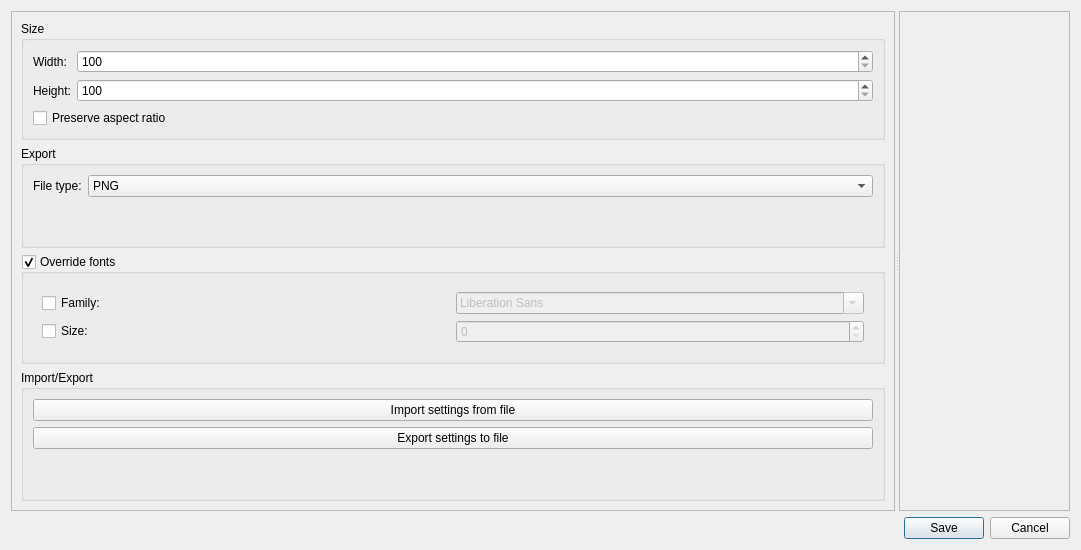
First picture: the form in mountainview/src/core/exportpreviewwidget.ui, repository zhikai-liu/mountainlab, before the edit.
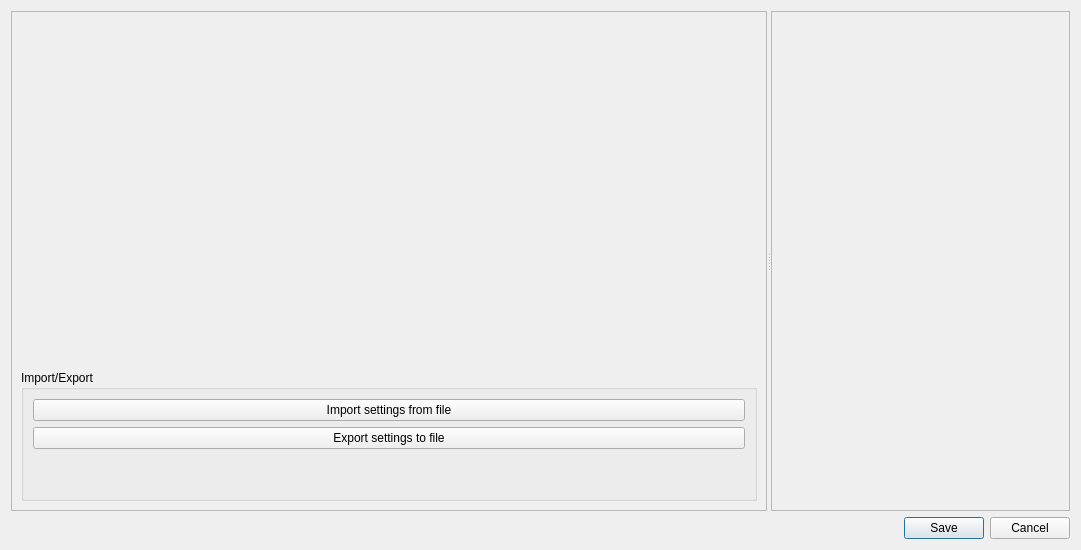
Second picture: the form after the edit. Custom widgets are drawn as their Qt base class.

Commit message: Add QtPropertyBrowser to project

The edit to the form file:
```diff
--- a/mountainview/src/core/exportpreviewwidget.ui
+++ b/mountainview/src/core/exportpreviewwidget.ui
@@ -40,8 +40,8 @@
         <rect>
          <x>0</x>
          <y>0</y>
-         <width>866</width>
-         <height>501</height>
+         <width>880</width>
+         <height>499</height>
         </rect>
        </property>
        <property name="sizePolicy">
@@ -52,155 +52,7 @@
        </property>
        <layout class="QVBoxLayout" name="verticalLayout">
         <item>
-         <widget class="QGroupBox" name="groupBox">
-          <property name="sizePolicy">
-           <sizepolicy hsizetype="Preferred" vsizetype="Fixed">
-            <horstretch>0</horstretch>
-            <verstretch>0</verstretch>
-           </sizepolicy>
-          </property>
-          <property name="title">
-           <string>Size</string>
-          </property>
-          <layout class="QFormLayout" name="formLayout_2">
-           <item row="0" column="0">
-            <widget class="QLabel" name="label">
-             <property name="text">
-              <string>Width:</string>
-             </property>
-            </widget>
-           </item>
-           <item row="0" column="1">
-            <widget class="QSpinBox" name="width">
-             <property name="minimum">
-              <number>100</number>
-             </property>
-             <property name="maximum">
-              <number>999999</number>
-             </property>
-            </widget>
-           </item>
-           <item row="1" column="0">
-            <widget class="QLabel" name="label_2">
-             <property name="text">
-              <string>Height:</string>
-             </property>
-            </widget>
-           </item>
-           <item row="1" column="1">
-            <widget class="QSpinBox" name="height">
-             <property name="minimum">
-              <number>100</number>
-             </property>
-             <property name="maximum">
-              <number>999999</number>
-             </property>
-            </widget>
-           </item>
-           <item row="2" column="0" colspan="2">
-            <widget class="QCheckBox" name="aspect">
-             <property name="text">
-              <string>Preserve aspect ratio</string>
-             </property>
-            </widget>
-           </item>
-          </layout>
-         </widget>
-        </item>
-        <item>
-         <widget class="QGroupBox" name="groupBox_2">
-          <property name="title">
-           <string>Export</string>
-          </property>
-          <layout class="QFormLayout" name="formLayout">
-           <item row="0" column="0">
-            <widget class="QLabel" name="label_3">
-             <property name="text">
-              <string>File type:</string>
-             </property>
-            </widget>
-           </item>
-           <item row="0" column="1">
-            <widget class="QComboBox" name="fileType">
-             <item>
-              <property name="text">
-               <string>PNG</string>
-              </property>
-             </item>
-             <item>
-              <property name="text">
-               <string>JPEG</string>
-              </property>
-             </item>
-             <item>
-              <property name="text">
-               <string>BMP</string>
-              </property>
-             </item>
-             <item>
-              <property name="text">
-               <string>PDF</string>
-              </property>
-             </item>
-            </widget>
-           </item>
-          </layout>
-         </widget>
-        </item>
-        <item>
-         <widget class="QGroupBox" name="fontGroup">
-          <property name="sizePolicy">
-           <sizepolicy hsizetype="Preferred" vsizetype="Fixed">
-            <horstretch>0</horstretch>
-            <verstretch>0</verstretch>
-           </sizepolicy>
-          </property>
-          <property name="title">
-           <string>Override fonts</string>
-          </property>
-          <property name="flat">
-           <bool>true</bool>
-          </property>
-          <property name="checkable">
-           <bool>true</bool>
-          </property>
-          <layout class="QGridLayout" name="gridLayout">
-           <item row="0" column="0">
-            <widget class="QWidget" name="widget" native="true">
-             <layout class="QGridLayout" name="gridLayout_2">
-              <item row="0" column="1">
-               <widget class="QFontComboBox" name="family">
-                <property name="enabled">
-                 <bool>false</bool>
-                </property>
-               </widget>
-              </item>
-              <item row="0" column="0">
-               <widget class="QCheckBox" name="fontFamilyEnabled">
-                <property name="text">
-                 <string>Family:</string>
-                </property>
-               </widget>
-              </item>
-              <item row="1" column="0">
-               <widget class="QCheckBox" name="fontSizeEnabled">
-                <property name="text">
-                 <string>Size:</string>
-                </property>
-               </widget>
-              </item>
-              <item row="1" column="1">
-               <widget class="QSpinBox" name="fontSize">
-                <property name="enabled">
-                 <bool>false</bool>
-                </property>
-               </widget>
-              </item>
-             </layout>
-            </widget>
-           </item>
-          </layout>
-         </widget>
+         <widget class="ViewPropertyEditor" name="propertyBrowser" native="true"/>
         </item>
         <item>
          <widget class="QGroupBox" name="groupBox_3">
@@ -276,6 +128,14 @@
    </item>
   </layout>
  </widget>
+ <customwidgets>
+  <customwidget>
+   <class>ViewPropertyEditor</class>
+   <extends>QWidget</extends>
+   <header>viewpropertyeditor.h</header>
+   <container>1</container>
+  </customwidget>
+ </customwidgets>
  <resources/>
  <connections>
   <connection>
```
Left out of the diff: 48 changed lines with no effect on the pictures. The commit also changes 60 other files.
